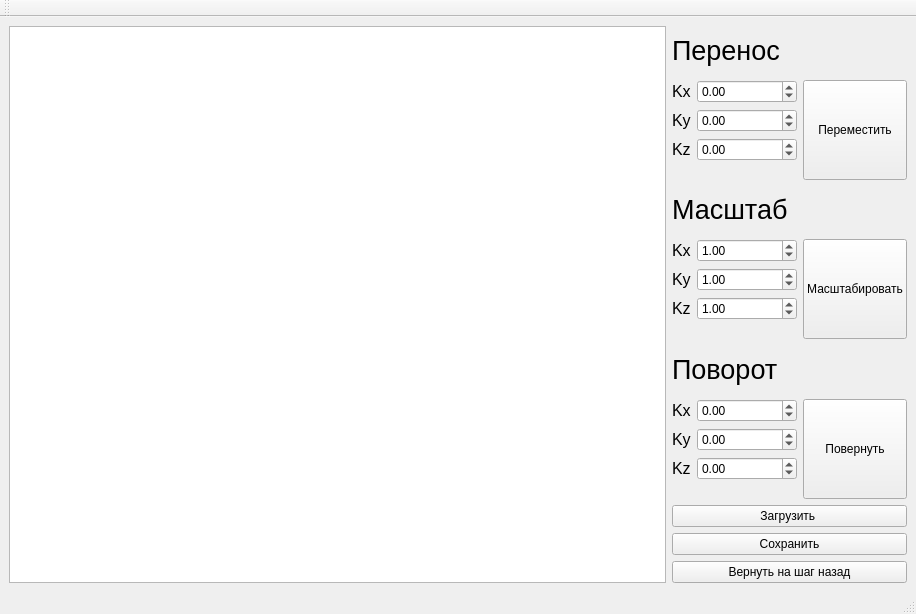
This is mainwindow.ui in needsomesleeptd/OOP as Qt 5 draws it before an edit. The edited form follows.
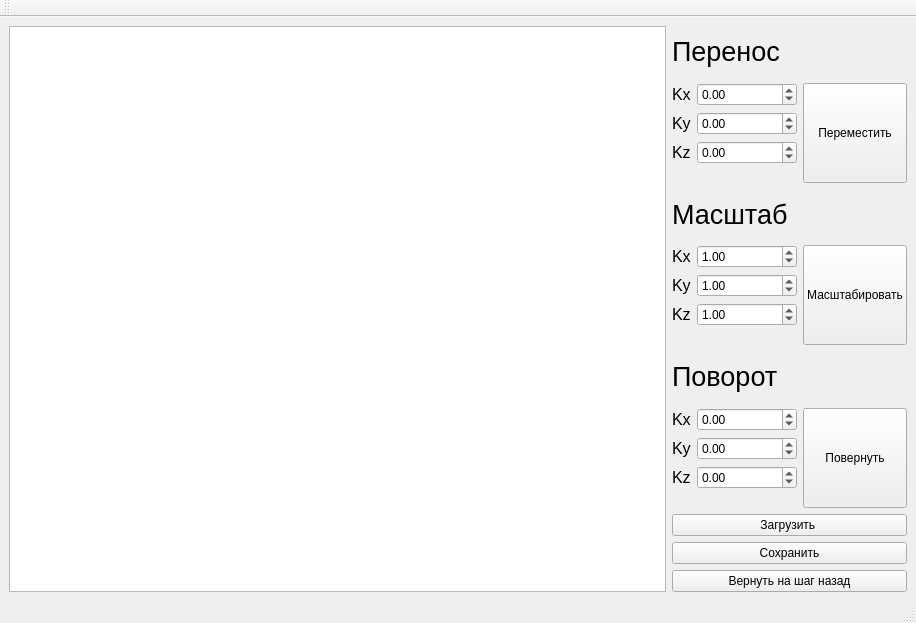
This is the edited form.

```diff
--- a/mainwindow.ui
+++ b/mainwindow.ui
@@ -7,22 +7,61 @@
     <x>0</x>
     <y>0</y>
     <width>916</width>
-    <height>614</height>
+    <height>623</height>
    </rect>
   </property>
+  <property name="sizePolicy">
+   <sizepolicy hsizetype="MinimumExpanding" vsizetype="MinimumExpanding">
+    <horstretch>0</horstretch>
+    <verstretch>0</verstretch>
+   </sizepolicy>
+  </property>
+  <property name="minimumSize">
+   <size>
+    <width>500</width>
+    <height>500</height>
+   </size>
+  </property>
+  <property name="baseSize">
+   <size>
+    <width>700</width>
+    <height>700</height>
+   </size>
+  </property>
   <property name="windowTitle">
    <string>MainWindow</string>
   </property>
   <widget class="QWidget" name="centralwidget">
+   <property name="sizePolicy">
+    <sizepolicy hsizetype="Minimum" vsizetype="Minimum">
+     <horstretch>0</horstretch>
+     <verstretch>0</verstretch>
+    </sizepolicy>
+   </property>
+   <property name="minimumSize">
+    <size>
+     <width>500</width>
+     <height>500</height>
+    </size>
+   </property>
    <layout class="QHBoxLayout" name="horizontalLayout_5">
     <item>
      <layout class="QHBoxLayout" name="horizontalLayout_4">
+      <property name="rightMargin">
+       <number>0</number>
+      </property>
       <item>
        <widget class="QGraphicsView" name="graphicsView">
+        <property name="sizePolicy">
+         <sizepolicy hsizetype="MinimumExpanding" vsizetype="MinimumExpanding">
+          <horstretch>0</horstretch>
+          <verstretch>0</verstretch>
+         </sizepolicy>
+        </property>
         <property name="minimumSize">
          <size>
-          <width>400</width>
-          <height>0</height>
+          <width>500</width>
+          <height>500</height>
          </size>
         </property>
        </widget>
@@ -31,6 +70,12 @@
        <layout class="QVBoxLayout" name="verticalLayout">
         <item>
          <widget class="QLabel" name="label">
+          <property name="sizePolicy">
+           <sizepolicy hsizetype="Maximum" vsizetype="Preferred">
+            <horstretch>0</horstretch>
+            <verstretch>0</verstretch>
+           </sizepolicy>
+          </property>
           <property name="font">
            <font>
             <pointsize>20</pointsize>
@@ -135,7 +180,7 @@
            <widget class="QPushButton" name="apply_move">
             <property name="minimumSize">
              <size>
-              <width>0</width>
+              <width>100</width>
               <height>100</height>
              </size>
             </property>
@@ -148,6 +193,12 @@
         </item>
         <item>
          <widget class="QLabel" name="label_2">
+          <property name="sizePolicy">
+           <sizepolicy hsizetype="Minimum" vsizetype="Preferred">
+            <horstretch>0</horstretch>
+            <verstretch>0</verstretch>
+           </sizepolicy>
+          </property>
           <property name="font">
            <font>
             <pointsize>20</pointsize>
@@ -261,7 +312,7 @@
            <widget class="QPushButton" name="apply_scale">
             <property name="minimumSize">
              <size>
-              <width>0</width>
+              <width>100</width>
               <height>100</height>
              </size>
             </property>
@@ -274,6 +325,12 @@
         </item>
         <item>
          <widget class="QLabel" name="label_3">
+          <property name="sizePolicy">
+           <sizepolicy hsizetype="Minimum" vsizetype="Preferred">
+            <horstretch>0</horstretch>
+            <verstretch>0</verstretch>
+           </sizepolicy>
+          </property>
           <property name="font">
            <font>
             <pointsize>20</pointsize>
@@ -387,7 +444,7 @@
            <widget class="QPushButton" name="apply_rotate">
             <property name="minimumSize">
              <size>
-              <width>0</width>
+              <width>100</width>
               <height>100</height>
              </size>
             </property>
```
Left out of the diff: 54 changed lines with no effect on the pictures.
